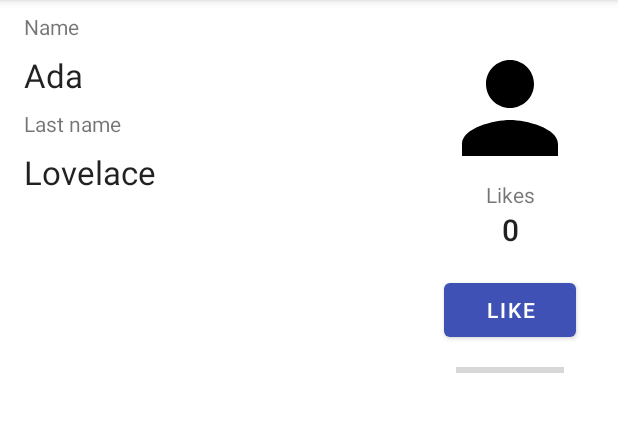
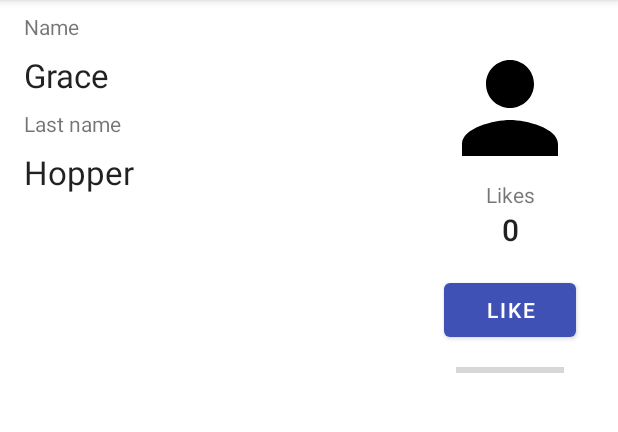
Before and after one commit to vaneIv/DataBindinginAndroid, an Android app: the screen it shows after launch (PlainActivity), on a phone screen of 412 x 824 dp, the part 84-516 px from its top. Run offline under Robolectric (Android 15) with nearby library versions, the phone set to English and light mode, and no system bars; our stand-ins replace data binding.

Commit message:
Refactoring activity_plain.xml data variable into a viewmodel

```diff
--- a/app/src/main/java/com/vane/android/databindinginandroid/PlainActivity.kt
+++ b/app/src/main/java/com/vane/android/databindinginandroid/PlainActivity.kt
@@ -23,23 +23,13 @@ class PlainActivity : AppCompatActivity() {
 
     override fun onCreate(savedInstanceState: Bundle?) {
         super.onCreate(savedInstanceState)
-        // setContentView(R.layout.activity_plain)
 
         val binding: ActivityPlainBinding = DataBindingUtil.setContentView(this, R.layout.activity_plain)
 
-        binding.name = "Ada"
-        binding.lastName = "Lovelace"
+        binding.viewmodel = viewModel
 
         // TODO: Explicitly setting initial values is a bad pattern. We'll fix that.
         updateLikes()
-    }
-
-    /**
-     * So much findViewById! We'll fix that with Data Binding.
-     */
-    private fun updateName() {
-        findViewById<TextView>(R.id.plain_name).text = viewModel.name
-        findViewById<TextView>(R.id.plain_lastname).text = viewModel.lastName
     }
 
     /**
--- a/app/src/main/res/layout/activity_plain.xml
+++ b/app/src/main/res/layout/activity_plain.xml
@@ -6,12 +6,9 @@
     <data>
 
         <variable
-            name="name"
-            type="String" />
+            name="viewmodel"
+            type="com.vane.android.databindinginandroid.data.SimpleViewModel" />
 
-        <variable
-            name="lastName"
-            type="String" />
     </data>
 
     <androidx.constraintlayout.widget.ConstraintLayout
@@ -26,7 +23,7 @@
             android:layout_marginStart="16dp"
             android:layout_marginTop="8dp"
             android:layout_marginEnd="128dp"
-            android:text="@{name}"
+            android:text="@{viewmodel.name}"
             android:textAppearance="@style/TextAppearance.AppCompat.Large"
             app:layout_constraintEnd_toEndOf="parent"
             app:layout_constraintStart_toStartOf="parent"
@@ -39,7 +36,7 @@
             android:layout_marginStart="16dp"
             android:layout_marginTop="8dp"
             android:layout_marginEnd="128dp"
-            android:text="@{lastName}"
+            android:text="@{viewmodel.lastName}"
             android:textAppearance="@style/TextAppearance.AppCompat.Large"
             app:layout_constraintEnd_toEndOf="parent"
             app:layout_constraintStart_toStartOf="parent"
@@ -78,7 +75,7 @@
             android:layout_marginStart="16dp"
             android:layout_marginTop="16dp"
             android:layout_marginEnd="16dp"
-            android:onClick="onLike"
+            android:onClick="@{() -> viewmodel.onLike()}"
             android:text="@string/like"
             app:layout_constraintBottom_toTopOf="@+id/progressBar"
             app:layout_constraintEnd_toEndOf="@+id/imageView"
```
